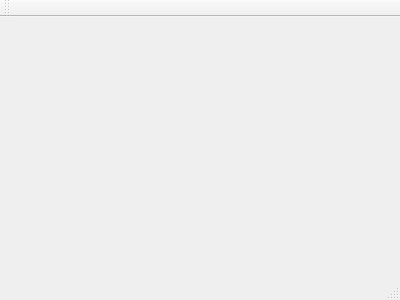
Above: ui/mainwindow.ui from 270676504/PokemonBattle before the change. Below: the same form after it.
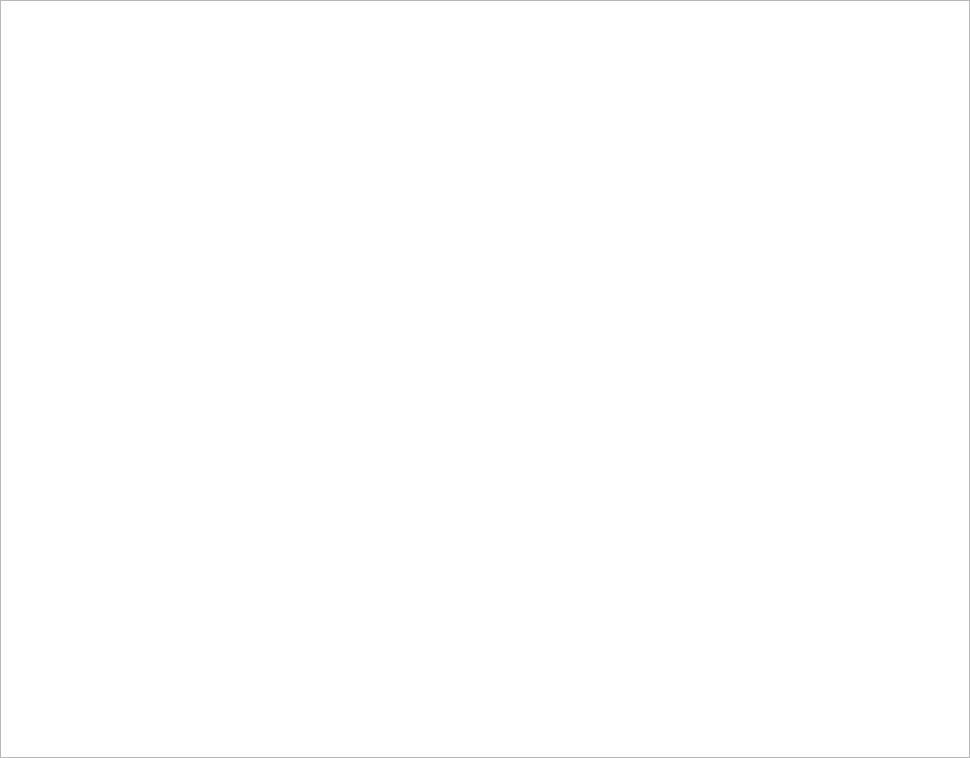
That is the form after the change.

The edit to the form file:
```diff
--- a/ui/mainwindow.ui
+++ b/ui/mainwindow.ui
@@ -1,24 +1,41 @@
 <ui version="4.0">
  <class>MainWindow</class>
- <widget class="QMainWindow" name="MainWindow" >
-  <property name="geometry" >
+ <widget class="QMainWindow" name="MainWindow">
+  <property name="geometry">
    <rect>
     <x>0</x>
     <y>0</y>
-    <width>400</width>
-    <height>300</height>
+    <width>970</width>
+    <height>758</height>
    </rect>
   </property>
   <property name="windowTitle" >
    <string>MainWindow</string>
   </property>
-  <widget class="QMenuBar" name="menuBar" />
-  <widget class="QToolBar" name="mainToolBar" />
-  <widget class="QWidget" name="centralWidget" />
-  <widget class="QStatusBar" name="statusBar" />
+  <widget class="QWidget" name="centralWidget">
+   <layout class="QHBoxLayout" name="horizontalLayout">
+    <property name="spacing">
+     <number>0</number>
+    </property>
+    <property name="leftMargin">
+     <number>0</number>
+    </property>
+    <property name="topMargin">
+     <number>0</number>
+    </property>
+    <property name="rightMargin">
+     <number>0</number>
+    </property>
+    <property name="bottomMargin">
+     <number>0</number>
+    </property>
+    <item>
+     <widget class="QGraphicsView" name="graphicsView"/>
+    </item>
+   </layout>
+  </widget>
  </widget>
- <layoutDefault spacing="6" margin="11" />
- <pixmapfunction></pixmapfunction>
+ <layoutdefault spacing="6" margin="11"/>
  <resources/>
  <connections/>
 </ui>
```
Left out of the diff: 3 changed lines with no effect on the pictures.
